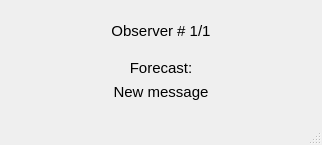
This is forecastdisplay.ui in JaimeRios/ObserverPattern_GraphicWeatherStation as Qt 5 draws it before an edit. The edited form follows.
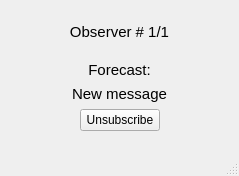
This is the edited form.

Commit message: add updateIds for show the current observers suscribes add unsubscribe buttom to all observer

The edit to the form file:
```diff
--- a/forecastdisplay.ui
+++ b/forecastdisplay.ui
@@ -6,8 +6,8 @@
    <rect>
     <x>0</x>
     <y>0</y>
-    <width>322</width>
-    <height>145</height>
+    <width>239</width>
+    <height>176</height>
    </rect>
   </property>
   <property name="windowTitle">
@@ -94,6 +94,43 @@
         </property>
        </widget>
       </item>
+      <item>
+       <layout class="QHBoxLayout" name="horizontalLayout_2">
+        <item>
+         <spacer name="horizontalSpacer_3">
+          <property name="orientation">
+           <enum>Qt::Horizontal</enum>
+          </property>
+          <property name="sizeHint" stdset="0">
+           <size>
+            <width>40</width>
+            <height>20</height>
+           </size>
+          </property>
+         </spacer>
+        </item>
+        <item>
+         <widget class="QPushButton" name="unsubscribeButton">
+          <property name="text">
+           <string>Unsubscribe</string>
+          </property>
+         </widget>
+        </item>
+        <item>
+         <spacer name="horizontalSpacer_4">
+          <property name="orientation">
+           <enum>Qt::Horizontal</enum>
+          </property>
+          <property name="sizeHint" stdset="0">
+           <size>
+            <width>40</width>
+            <height>20</height>
+           </size>
+          </property>
+         </spacer>
+        </item>
+       </layout>
+      </item>
       <item>
        <spacer name="verticalSpacer_3">
         <property name="orientation">
```
Left out of the diff: 4 changed lines with no effect on the pictures. The commit also changes 17 other files.
